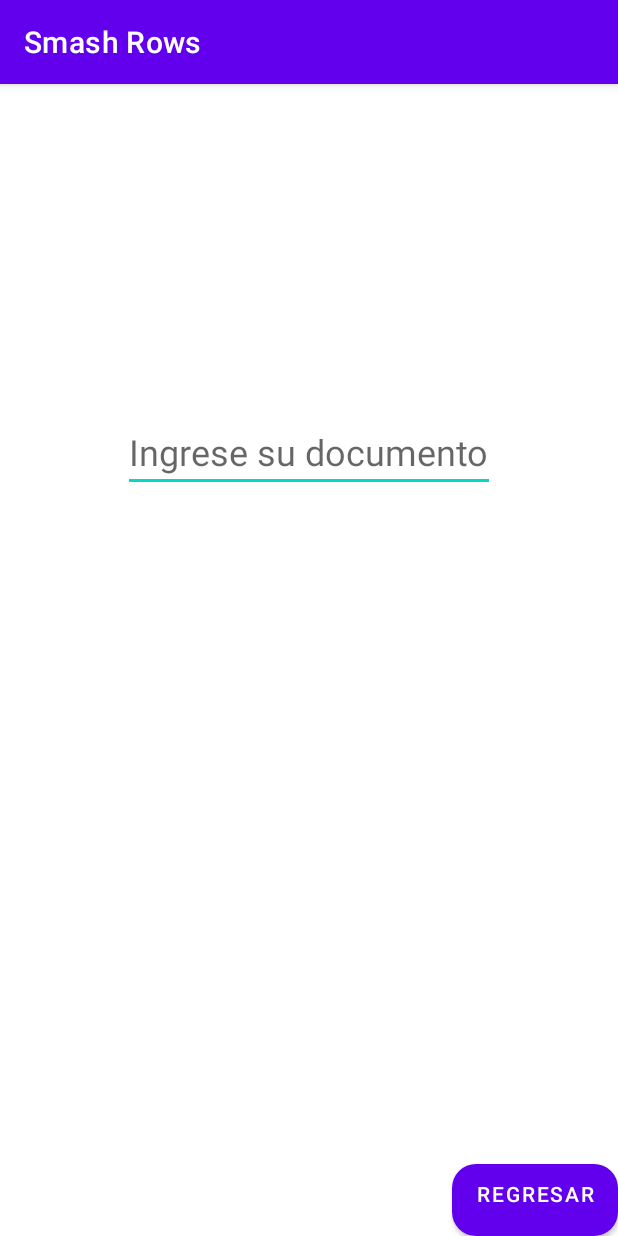
After one commit to Diegoapp55/Proyecto-Sistemas-Embebidos-Smash-Rows, an Android app: the InserDocument screen opened directly, with no data from a screen before it, on a phone screen of 412 x 824 dp. The commit adds this screen. Run offline under Robolectric (Android 15) with nearby library versions, the phone set to English and light mode, and no system bars.

Commit message:
InsertDocument Layout

```diff
--- a/SmashRowsApp/app/src/main/AndroidManifest.xml
+++ b/SmashRowsApp/app/src/main/AndroidManifest.xml
@@ -12,6 +12,13 @@
         android:supportsRtl="true"
         android:theme="@style/Theme.SmashRows"
         tools:targetApi="31">
+        <activity
+            android:name=".InserDocument"
+            android:exported="false">
+            <meta-data
+                android:name="android.app.lib_name"
+                android:value="" />
+        </activity>
         <activity
             android:name=".MainActivity"
             android:exported="true">
--- /dev/null
+++ b/SmashRowsApp/app/src/main/java/com/example/smashrows/InserDocument.java
@@ -0,0 +1,14 @@
+package com.example.smashrows;
+
+import androidx.appcompat.app.AppCompatActivity;
+
+import android.os.Bundle;
+
+public class InserDocument extends AppCompatActivity {
+
+    @Override
+    protected void onCreate(Bundle savedInstanceState) {
+        super.onCreate(savedInstanceState);
+        setContentView(R.layout.activity_inser_document);
+    }
+}
--- /dev/null
+++ b/SmashRowsApp/app/src/main/res/layout/activity_inser_document.xml
@@ -0,0 +1,36 @@
+<?xml version="1.0" encoding="utf-8"?>
+<androidx.constraintlayout.widget.ConstraintLayout xmlns:android="http://schemas.android.com/apk/res/android"
+    xmlns:app="http://schemas.android.com/apk/res-auto"
+    xmlns:tools="http://schemas.android.com/tools"
+    android:layout_width="match_parent"
+    android:layout_height="match_parent"
+    tools:context=".InserDocument">
+
+    <EditText
+        android:layout_width="wrap_content"
+        android:layout_height="wrap_content"
+        android:hint="Ingrese su documento"
+        android:layout_margin="10dp"
+        android:textSize="24dp"
+        app:layout_constraintVertical_bias="0.3"
+        app:layout_constraintBottom_toBottomOf="parent"
+        app:layout_constraintEnd_toEndOf="parent"
+        app:layout_constraintStart_toStartOf="parent"
+        app:layout_constraintTop_toTopOf="parent"
+        android:id="@+id/InsertDocument"/>
+
+    <Button
+        android:layout_width="wrap_content"
+        android:layout_height="wrap_content"
+        android:text="Regresar"
+        android:gravity="center_horizontal"
+        android:background="@drawable/round_button"
+        app:layout_constraintHorizontal_bias="1"
+        app:layout_constraintVertical_bias="1"
+        app:layout_constraintBottom_toBottomOf="parent"
+        app:layout_constraintEnd_toEndOf="parent"
+        app:layout_constraintStart_toStartOf="parent"
+        app:layout_constraintTop_toTopOf="parent"
+        android:id="@+id/AboutUs"/>
+
+</androidx.constraintlayout.widget.ConstraintLayout>
--- a/SmashRowsApp/app/src/main/res/layout/activity_main.xml
+++ b/SmashRowsApp/app/src/main/res/layout/activity_main.xml
@@ -28,19 +28,6 @@
         app:layout_constraintStart_toStartOf="parent"
         app:layout_constraintTop_toTopOf="parent"
         app:layout_constraintVertical_bias="0.02" />
-
-    <EditText
-        android:layout_width="wrap_content"
-        android:layout_height="wrap_content"
-        android:hint="Ingrese su documento"
-        android:layout_margin="10dp"
-        android:gravity="center_horizontal"
-        app:layout_constraintVertical_bias="0.1"
-        app:layout_constraintBottom_toBottomOf="parent"
-        app:layout_constraintEnd_toEndOf="parent"
-        app:layout_constraintStart_toStartOf="parent"
-        app:layout_constraintTop_toTopOf="parent"
-        android:id="@+id/InsertDocument"/>
 
     <ImageView
         android:layout_width="300dp"
```
